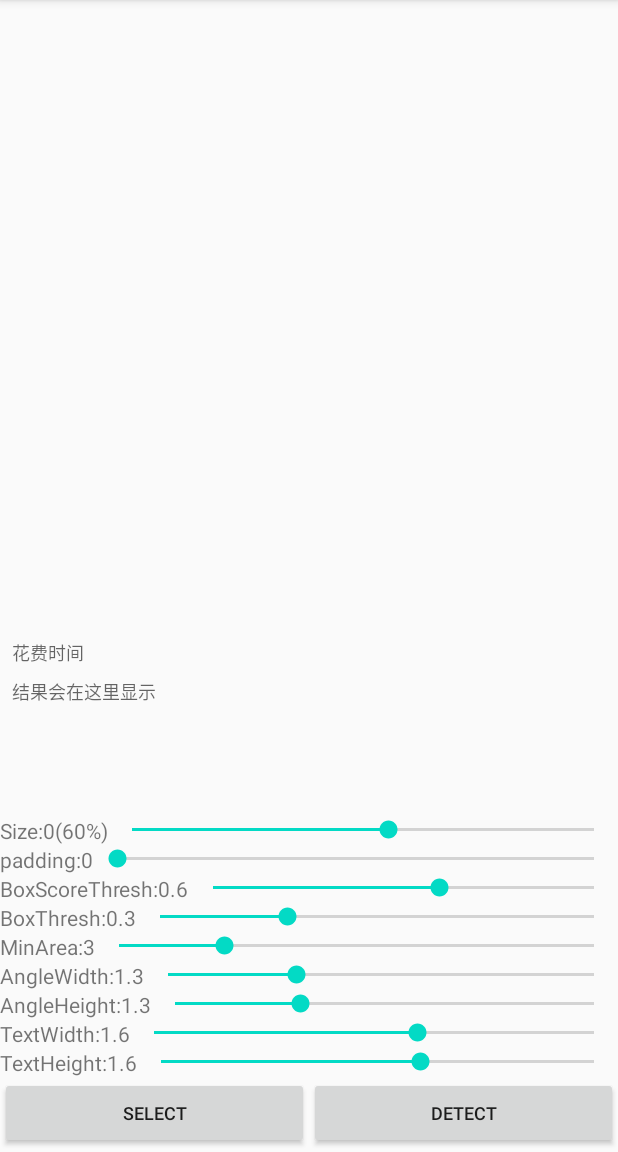
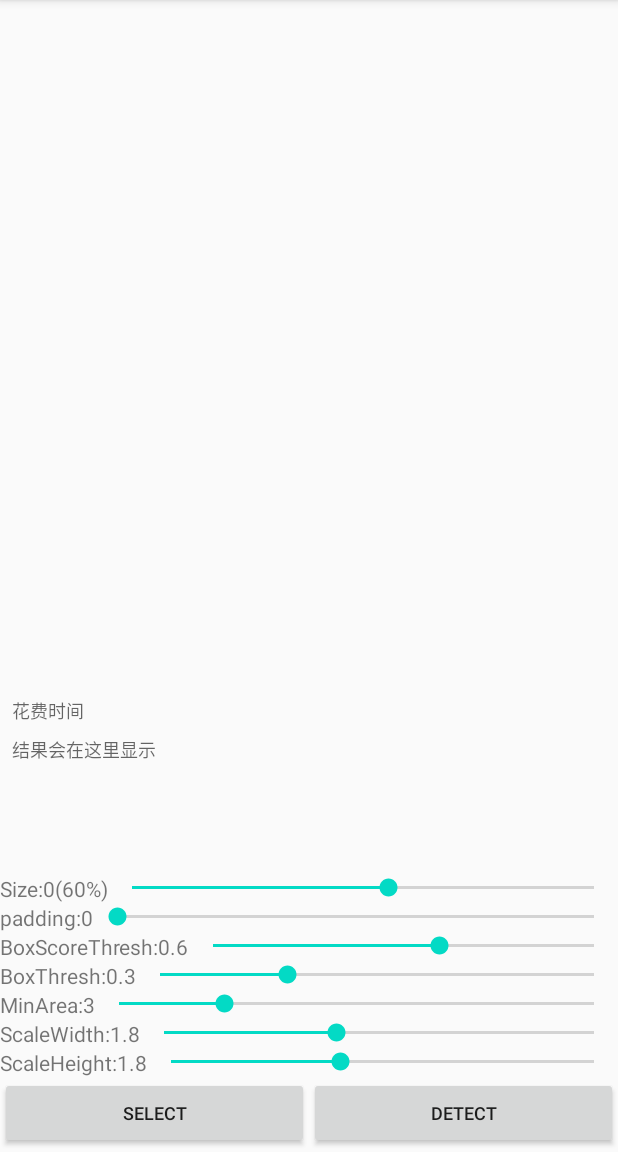
Before and after one commit to benjaminwan/OcrLiteAndroidOnnx, an Android app: the screen it shows after launch (MainActivity), on a phone screen of 412 x 824 dp, the part 84-1236 px from its top. Run offline under Robolectric (Android 15) with nearby library versions, the phone set to English and light mode, and no system bars; our stand-ins replace RxJava; libraries missing offline, so code that uses them is left out: com.uber.autodispose; 9 statements that could not run were skipped.

Commit message:
修复文字方向错误，调整输入参数

```diff
--- a/app/src/main/res/layout/activity_main.xml
+++ b/app/src/main/res/layout/activity_main.xml
@@ -141,18 +141,18 @@
         android:orientation="horizontal">
 
         <TextView
-            android:id="@+id/angleWidthTv"
+            android:id="@+id/scaleWidthTv"
             android:layout_width="wrap_content"
             android:layout_height="wrap_content"
-            android:text="AngleWidth:1.3" />
+            android:text="ScaleWidth:1.8" />
 
         <SeekBar
-            android:id="@+id/angleWidthSeekBar"
+            android:id="@+id/scaleWidthSeekBar"
             android:layout_width="match_parent"
             android:layout_height="wrap_content"
-            android:max="20"
+            android:max="30"
             android:min="10"
-            android:progress="13" />
+            android:progress="18" />
 
     </LinearLayout>
 
@@ -162,60 +162,18 @@
         android:orientation="horizontal">
 
         <TextView
-            android:id="@+id/angleHeightTv"
+            android:id="@+id/scaleHeightTv"
             android:layout_width="wrap_content"
             android:layout_height="wrap_content"
-            android:text="AngleHeight:1.3" />
+            android:text="ScaleHeight:1.8" />
 
         <SeekBar
-            android:id="@+id/angleHeightSeekBar"
+            android:id="@+id/scaleHeightSeekBar"
             android:layout_width="match_parent"
             android:layout_height="wrap_content"
-            android:max="20"
+            android:max="30"
             android:min="10"
-            android:progress="13" />
-
-    </LinearLayout>
-
-    <LinearLayout
-        android:layout_width="match_parent"
-        android:layout_height="wrap_content"
-        android:orientation="horizontal">
-
-        <TextView
-            android:id="@+id/textWidthTv"
-            android:layout_width="wrap_content"
-            android:layout_height="wrap_content"
-            android:text="TextWidth:1.6" />
-
-        <SeekBar
-            android:id="@+id/textWidthSeekBar"
-            android:layout_width="match_parent"
-            android:layout_height="wrap_content"
-            android:max="20"
-            android:min="10"
-            android:progress="16" />
-
-    </LinearLayout>
-
-    <LinearLayout
-        android:layout_width="match_parent"
-        android:layout_height="wrap_content"
-        android:orientation="horizontal">
-
-        <TextView
-            android:id="@+id/textHeightTv"
-            android:layout_width="wrap_content"
-            android:layout_height="wrap_content"
-            android:text="TextHeight:1.6" />
-
-        <SeekBar
-            android:id="@+id/textHeightSeekBar"
-            android:layout_width="match_parent"
-            android:layout_height="wrap_content"
-            android:max="20"
-            android:min="10"
-            android:progress="16" />
+            android:progress="18" />
 
     </LinearLayout>
 
```
Also changed, not shown: OcrLibrary/src/main/java/com/benjaminwan/ocrlibrary/OcrEngine.kt (+12 -14 lines), app/src/main/java/com/benjaminwan/ocr/onnx/MainActivity.kt (+14 -35 lines), 4 other files.
